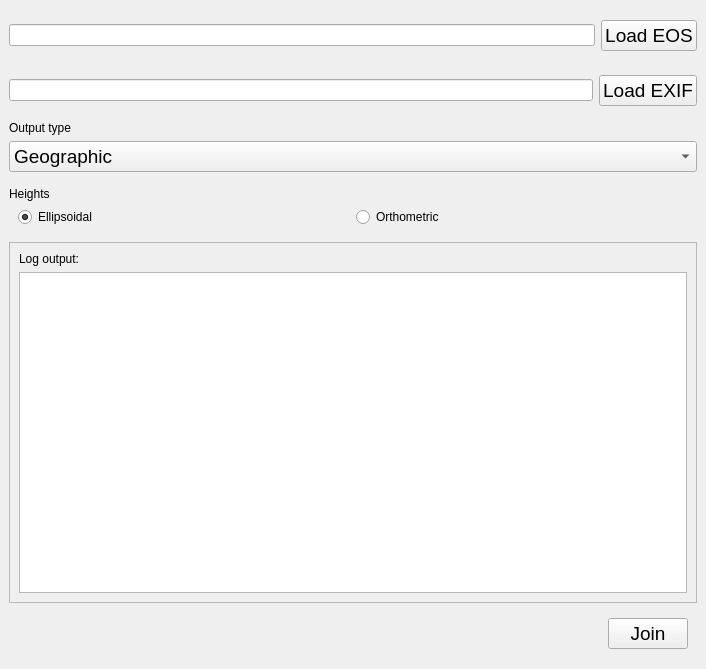
Qt form resources/gui.ui (HakaiInstitute/EOS-EXIF-Join) before a commit.
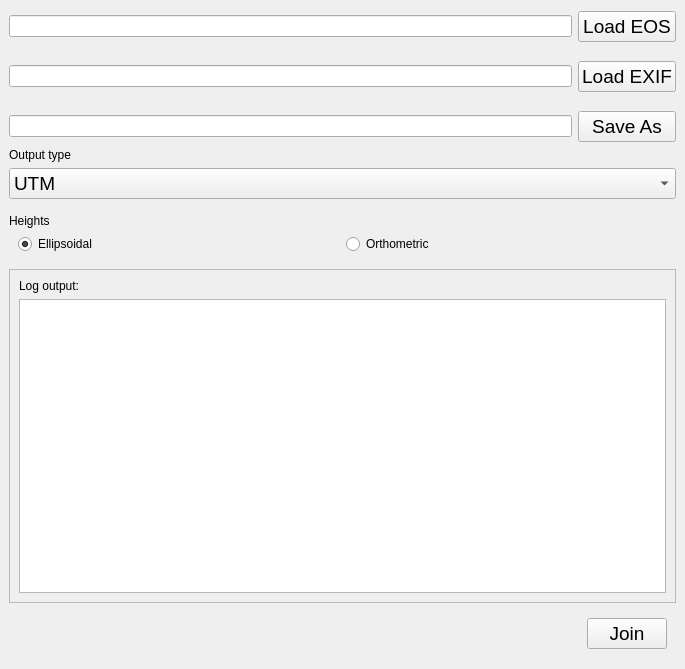
The same form after that commit.

What changed in the file:
```diff
--- a/resources/gui.ui
+++ b/resources/gui.ui
@@ -6,7 +6,7 @@
    <rect>
     <x>0</x>
     <y>0</y>
-    <width>706</width>
+    <width>685</width>
     <height>669</height>
    </rect>
   </property>
@@ -21,54 +21,21 @@
     <number>9</number>
    </property>
    <item>
-    <widget class="QWidget" name="widget" native="true">
-     <layout class="QHBoxLayout" name="horizontalLayout">
-      <property name="leftMargin">
-       <number>0</number>
-      </property>
-      <property name="rightMargin">
-       <number>0</number>
-      </property>
-      <item>
-       <widget class="QLineEdit" name="lne_eospath"/>
-      </item>
-      <item>
-       <widget class="QPushButton" name="btn_load_eos">
-        <property name="font">
-         <font>
-          <pointsize>14</pointsize>
-         </font>
-        </property>
-        <property name="text">
-         <string>Load EOS</string>
-        </property>
-       </widget>
-      </item>
-     </layout>
-    </widget>
-   </item>
-   <item>
-    <widget class="QWidget" name="widget_2" native="true">
-     <layout class="QHBoxLayout" name="horizontalLayout_2">
-      <property name="spacing">
-       <number>6</number>
-      </property>
-      <property name="leftMargin">
-       <number>0</number>
-      </property>
-      <property name="topMargin">
-       <number>9</number>
-      </property>
-      <property name="rightMargin">
-       <number>0</number>
-      </property>
-      <property name="bottomMargin">
-       <number>9</number>
-      </property>
-      <item>
+    <layout class="QGridLayout" name="gridLayout">
+     <property name="verticalSpacing">
+      <number>19</number>
+     </property>
+     <item row="2" column="0">
        <widget class="QLineEdit" name="lne_exifpath"/>
       </item>
-      <item>
+     <item row="1" column="0">
+      <widget class="QLineEdit" name="lne_eospath">
+       <property name="enabled">
+        <bool>true</bool>
+       </property>
+      </widget>
+     </item>
+     <item row="2" column="1">
        <widget class="QPushButton" name="btn_load_exif">
         <property name="font">
          <font>
@@ -80,8 +47,34 @@
         </property>
        </widget>
       </item>
-     </layout>
-    </widget>
+     <item row="1" column="1">
+      <widget class="QPushButton" name="btn_load_eos">
+       <property name="font">
+        <font>
+         <pointsize>14</pointsize>
+        </font>
+       </property>
+       <property name="text">
+        <string>Load EOS</string>
+       </property>
+      </widget>
+     </item>
+     <item row="3" column="0">
+      <widget class="QLineEdit" name="lne_savepath"/>
+     </item>
+     <item row="3" column="1">
+      <widget class="QPushButton" name="btn_save_as">
+       <property name="font">
+        <font>
+         <pointsize>14</pointsize>
+        </font>
+       </property>
+       <property name="text">
+        <string>Save As</string>
+       </property>
+      </widget>
+     </item>
+    </layout>
    </item>
    <item>
     <widget class="QWidget" name="widget_4" native="true">
@@ -121,11 +114,6 @@
           <pointsize>14</pointsize>
          </font>
         </property>
-        <item>
-         <property name="text">
-          <string>Geographic</string>
-         </property>
-        </item>
         <item>
          <property name="text">
           <string>UTM</string>
```
Left out of the diff: 7 changed lines with no effect on the pictures. Lines whose indentation alone changed are shown as unchanged.
